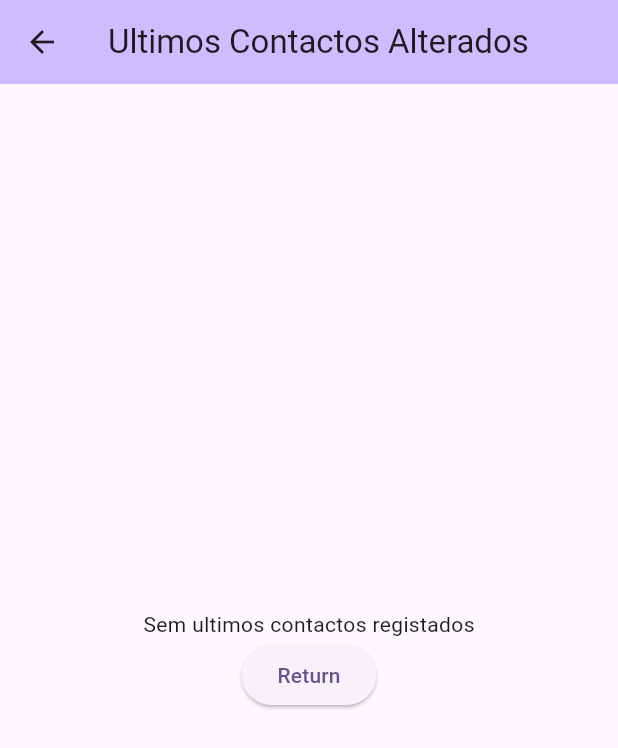
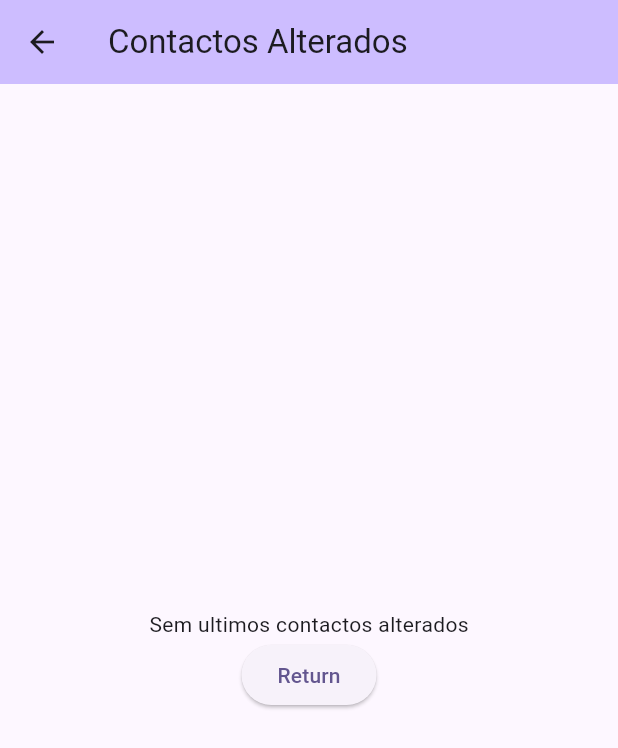
Before and after one commit to Pedromidi/TPAMovFlutter, a Flutter app: the screen it shows after launch, after a tap on the "account box" icon, on a phone screen of 412 x 824 dp. Shown: the top 748 px of the screen. Run offline on Flutter 3.47's test engine with Material 3 defaults, Android fonts, the phone set to English and light mode, and no system bars; our stand-ins replace image_picker, location.

Commit message:
adding picture to contact functionality

```diff
--- a/contacts/lib/main.dart
+++ b/contacts/lib/main.dart
@@ -15,12 +15,12 @@ class MyApp extends StatelessWidget {
     return MaterialApp(
       debugShowCheckedModeBanner: false,
 
-      title: 'Contactos',
+      title: 'Contacts',
       theme: ThemeData(
         colorScheme: ColorScheme.fromSeed(seedColor: Colors.deepPurpleAccent),
         useMaterial3: true,
       ),
-      home: const MyHomePage(title: 'Contactos'),
+      home: const MyHomePage(title: 'Contacts'),
     );
   }
 }
@@ -126,8 +126,11 @@ class _MyHomePageState extends State<MyHomePage> {
                     ),
                     child: ListTile(
                       leading: ClipOval(
-                        child:
-                          contact.picture,
+                        child: SizedBox(
+                          width: 50, // Fixed width
+                          height: 50, // Fixed height
+                          child: contact.picture,
+                        ),
                       ),
                       title:
                         Text(
--- a/contacts/lib/model/contact.dart
+++ b/contacts/lib/model/contact.dart
@@ -9,7 +9,7 @@ class Contact{
     late Image picture = Image.asset("assets/defaultcontact.png");
     late List history;
 
-    Contact(this.nome, this.email, this.phone, this.birthdate);
+    Contact(this.nome, this.email, this.phone, this.birthdate, this.picture);
 
     void addMeetingPoint(MeetingPoint mp){
         history.add(mp);
--- a/contacts/lib/ui/lastteneditedscreen.dart
+++ b/contacts/lib/ui/lastteneditedscreen.dart
@@ -15,13 +15,13 @@ class _LastTen extends State<LastTenEditedScreen>{
     return Scaffold(
       appBar: AppBar(
         backgroundColor: Theme.of(context).colorScheme.inversePrimary,
-        title: const Text("Ultimos Contactos Alterados"),
+        title: const Text("Contactos Alterados"),
       ),
       body: Center(
         child: Column(
           mainAxisAlignment: MainAxisAlignment.center,
           children: [
-            const Text("Sem ultimos contactos registados"),
+            const Text("Sem ultimos contactos alterados"),
             ElevatedButton(onPressed: (){}, child: const Text("Return")),
           ],
         ),
--- a/contacts/pubspec.yaml
+++ b/contacts/pubspec.yaml
@@ -36,8 +36,8 @@ dependencies:
   # Use with the CupertinoIcons class for iOS style icons.
   cupertino_icons: ^1.0.8
 
-  #permission_handler: ^10.2.0
-  #image_picker: ^0.8.7
+  permission_handler: ^10.2.0
+  image_picker: ^0.8.7
   shared_preferences: any
   location: any
 
```
Also changed, not shown: contacts/lib/ui/addcontactscreen.dart (+21 -30 lines), contacts/flutter_01.png (added), contacts/lib/utils/locationmanager.dart (line endings or trailing spaces), contacts/pubspec.lock, 5 other files.
